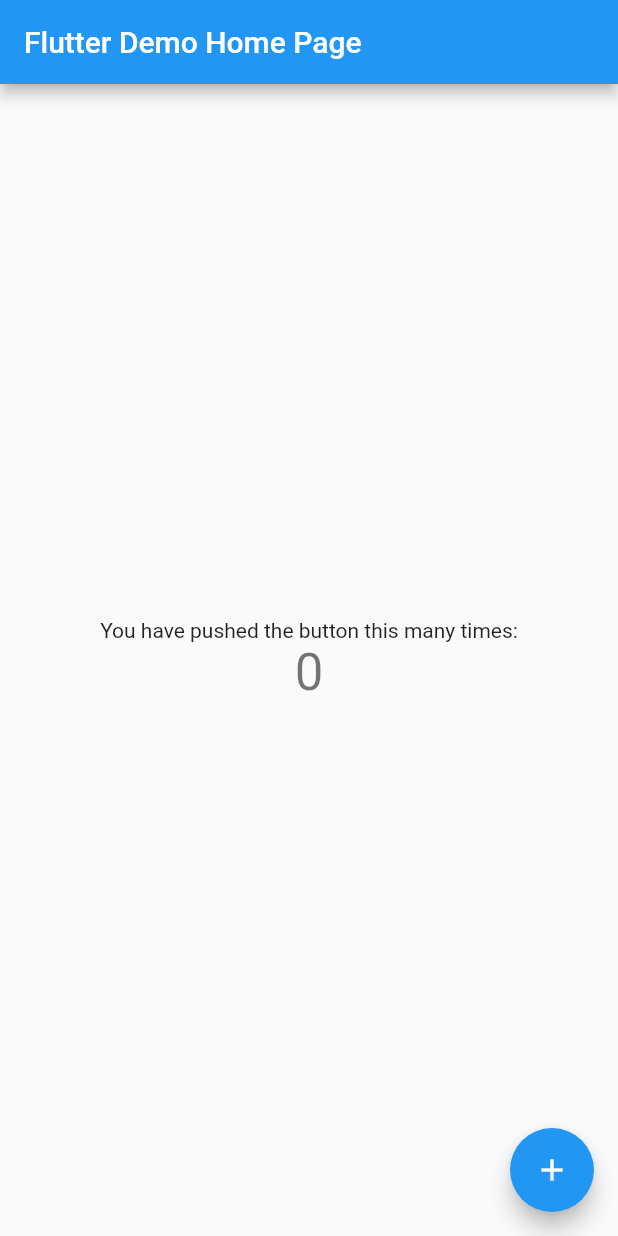
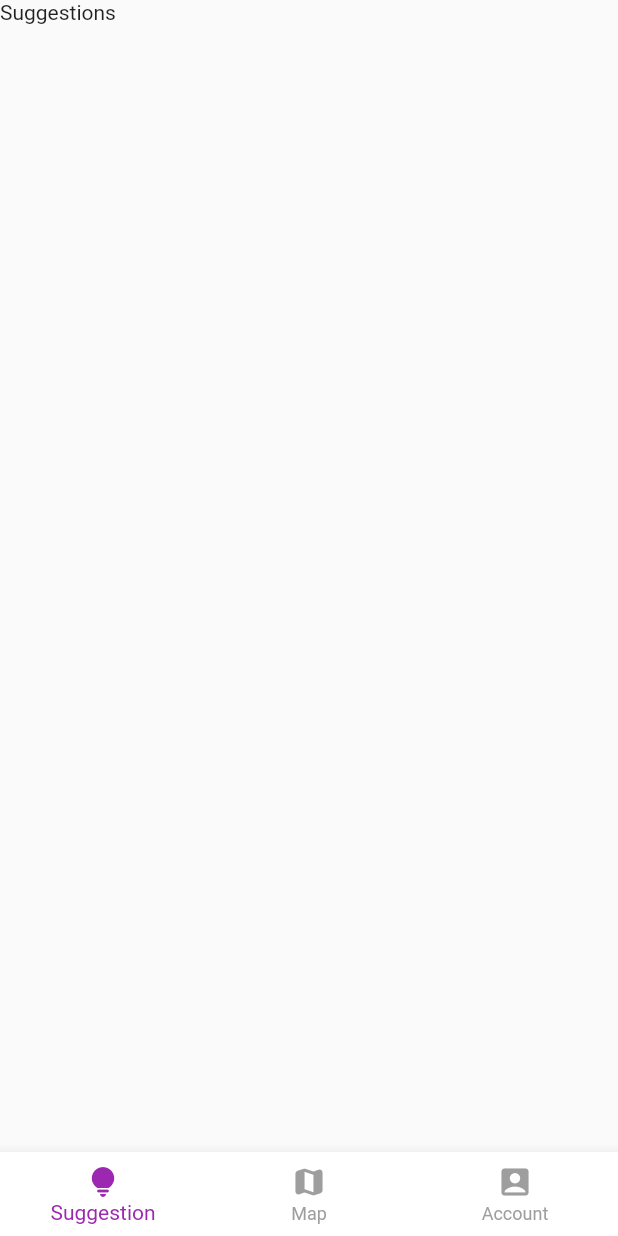
Before and after one commit to NganTrucLe/w-atm, a Flutter app: the screen it shows after launch, on a phone screen of 412 x 824 dp. Run offline on Flutter 3.47's test engine with Material 2 defaults, Android fonts, the phone set to English and light mode, and no system bars.

Commit message:
first commit

```diff
--- a/lib/main.dart
+++ b/lib/main.dart
@@ -1,4 +1,9 @@
 import 'package:flutter/material.dart';
+
+import './screens/tabs_screen.dart';
+import './screens/account_screen.dart';
+import './screens/map_screen.dart';
+import './screens/suggestion_screen.dart';
 
 void main() {
   runApp(const MyApp());
@@ -11,7 +16,7 @@
   @override
   Widget build(BuildContext context) {
     return MaterialApp(
-      title: 'Flutter Demo',
+      title: 'W-ATM',
       theme: ThemeData(
         // This is the theme of your application.
         //
@@ -22,94 +27,16 @@
         // or simply save your changes to "hot reload" in a Flutter IDE).
         // Notice that the counter didn't reset back to zero; the application
         // is not restarted.
-        primarySwatch: Colors.blue,
+        primarySwatch: Colors.purple,
       ),
-      home: const MyHomePage(title: 'Flutter Demo Home Page'),
+      // home: Scaffold(),
+      initialRoute: '/',
+      routes: {
+        '/': (context) => TabsScreen(),
+        SuggestionScreen.routeName: (context) => SuggestionScreen(),
+        MapScreen.routeName: (context) => MapScreen(),
+        AccountScreen.routeName: (context) => AccountScreen()
+      },
     );
   }
 }
-
-class MyHomePage extends StatefulWidget {
-  const MyHomePage({Key? key, required this.title}) : super(key: key);
-
-  // This widget is the home page of your application. It is stateful, meaning
-  // that it has a State object (defined below) that contains fields that affect
-  // how it looks.
-
-  // This class is the configuration for the state. It holds the values (in this
-  // case the title) provided by the parent (in this case the App widget) and
-  // used by the build method of the State. Fields in a Widget subclass are
-  // always marked "final".
-
-  final String title;
-
-  @override
-  State<MyHomePage> createState() => _MyHomePageState();
-}
-
-class _MyHomePageState extends State<MyHomePage> {
-  int _counter = 0;
-
-  void _incrementCounter() {
-    setState(() {
-      // This call to setState tells the Flutter framework that something has
-      // changed in this State, which causes it to rerun the build method below
-      // so that the display can reflect the updated values. If we changed
-      // _counter without calling setState(), then the build method would not be
-      // called again, and so nothing would appear to happen.
-      _counter++;
-    });
-  }
-
-  @override
-  Widget build(BuildContext context) {
-    // This method is rerun every time setState is called, for instance as done
-    // by the _incrementCounter method above.
-    //
-    // The Flutter framework has been optimized to make rerunning build methods
-    // fast, so that you can just rebuild anything that needs updating rather
-    // than having to individually change instances of widgets.
-    return Scaffold(
-      appBar: AppBar(
-        // Here we take the value from the MyHomePage object that was created by
-        // the App.build method, and use it to set our appbar title.
-        title: Text(widget.title),
-      ),
-      body: Center(
-        // Center is a layout widget. It takes a single child and positions it
-        // in the middle of the parent.
-        child: Column(
-          // Column is also a layout widget. It takes a list of children and
-          // arranges them vertically. By default, it sizes itself to fit its
-          // children horizontally, and tries to be as tall as its parent.
-          //
-          // Invoke "debug painting" (press "p" in the console, choose the
-          // "Toggle Debug Paint" action from the Flutter Inspector in Android
-          // Studio, or the "Toggle Debug Paint" command in Visual Studio Code)
-          // to see the wireframe for each widget.
-          //
-          // Column has various properties to control how it sizes itself and
-          // how it positions its children. Here we use mainAxisAlignment to
-          // center the children vertically; the main axis here is the vertical
-          // axis because Columns are vertical (the cross axis would be
-          // horizontal).
-          mainAxisAlignment: MainAxisAlignment.center,
-          children: <Widget>[
-            const Text(
-              'You have pushed the button this many times:',
-            ),
-            Text(
-              '$_counter',
-              style: Theme.of(context).textTheme.headline4,
-            ),
-          ],
-        ),
-      ),
-      floatingActionButton: FloatingActionButton(
-        onPressed: _incrementCounter,
-        tooltip: 'Increment',
-        child: const Icon(Icons.add),
-      ), // This trailing comma makes auto-formatting nicer for build methods.
-    );
-  }
-}
--- /dev/null
+++ b/lib/screens/account_screen.dart
@@ -0,0 +1,14 @@
+import 'package:flutter/material.dart';
+
+class AccountScreen extends StatelessWidget {
+  static const routeName = '/account';
+
+  @override
+  Widget build(BuildContext context) {
+    return Scaffold(
+      body: Container(
+        child: Text('Account'),
+      ),
+    );
+  }
+}
--- /dev/null
+++ b/lib/screens/map_screen.dart
@@ -0,0 +1,14 @@
+import 'package:flutter/material.dart';
+
+class MapScreen extends StatelessWidget {
+  static const routeName = '/map';
+
+  @override
+  Widget build(BuildContext context) {
+    return Scaffold(
+      body: Container(
+        child: Text('Map'),
+      ),
+    );
+  }
+}
--- /dev/null
+++ b/lib/screens/suggestion_screen.dart
@@ -0,0 +1,14 @@
+import 'package:flutter/material.dart';
+
+class SuggestionScreen extends StatelessWidget {
+  static const routeName = '/suggestion';
+
+  @override
+  Widget build(BuildContext context) {
+    return Scaffold(
+      body: Container(
+        child: Text('Suggestions'),
+      ),
+    );
+  }
+}
--- /dev/null
+++ b/lib/screens/tabs_screen.dart
@@ -0,0 +1,70 @@
+import 'package:flutter/material.dart';
+
+import './account_screen.dart';
+import './map_screen.dart';
+import './suggestion_screen.dart';
+
+class TabsScreen extends StatefulWidget {
+  @override
+  State<TabsScreen> createState() => _TabsScreenState();
+}
+
+class _TabsScreenState extends State<TabsScreen> {
+  List<Map<String, Object>> _pages = [];
+  int _selectedPageIndex = 0;
+
+  @override
+  void initState() {
+    _pages = [
+      {
+        'page': SuggestionScreen(),
+        'title': 'Suggestion',
+      },
+      {
+        'page': MapScreen(),
+        'title': 'Map',
+      },
+      {
+        'page': AccountScreen(),
+        'title': 'Account',
+      }
+    ];
+    super.initState();
+  }
+
+  void _selectedPage(int index) {
+    setState(() {
+      _selectedPageIndex = index;
+    });
+  }
+
+  @override
+  Widget build(BuildContext context) {
+    return Scaffold(
+      body: _pages[_selectedPageIndex]['page'] as Widget,
+      bottomNavigationBar: BottomNavigationBar(
+          onTap: _selectedPage,
+          items: [
+            BottomNavigationBarItem(
+              backgroundColor: Colors.white,
+              icon: Icon(Icons.lightbulb_rounded),
+              label: 'Suggestion',
+            ),
+            BottomNavigationBarItem(
+              backgroundColor: Colors.white,
+              icon: Icon(Icons.map_rounded),
+              label: 'Map',
+            ),
+            BottomNavigationBarItem(
+                icon: Icon(Icons.account_box_rounded),
+                backgroundColor: Colors.white,
+                label: 'Account')
+          ],
+          backgroundColor: Colors.white,
+          currentIndex: _selectedPageIndex,
+          selectedItemColor: Theme.of(context).primaryColor,
+          unselectedItemColor: Colors.grey),
+
+    );
+  }
+}
```
Also changed, not shown: lib/screens/atmDetails_screen.dart (added).
